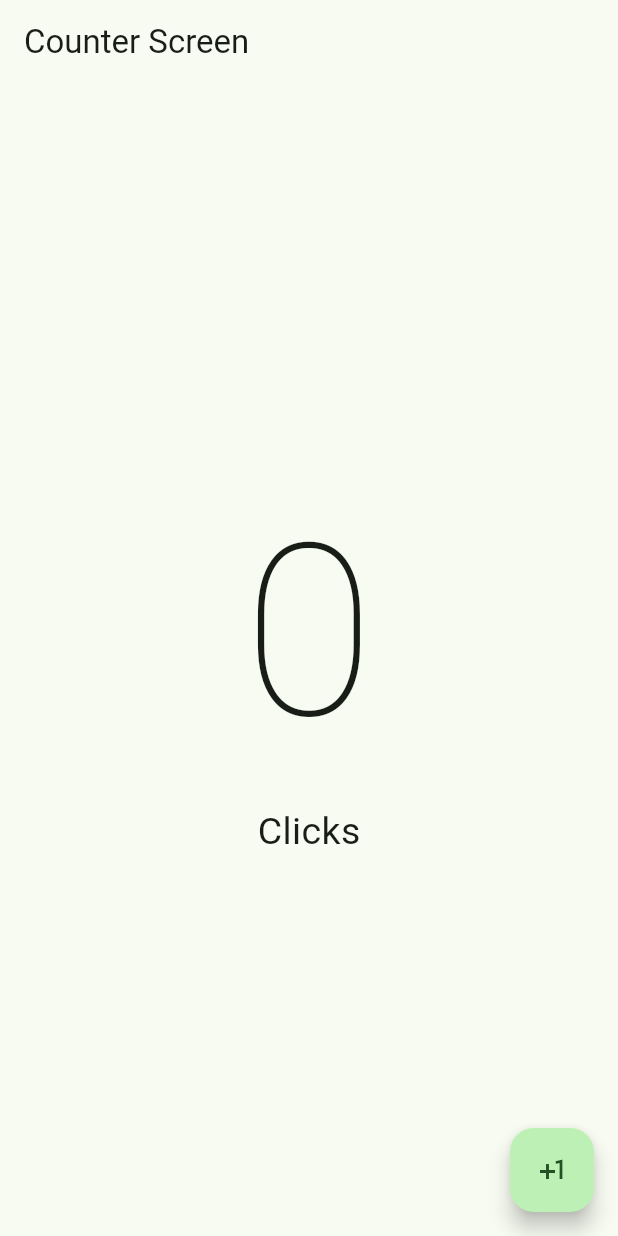
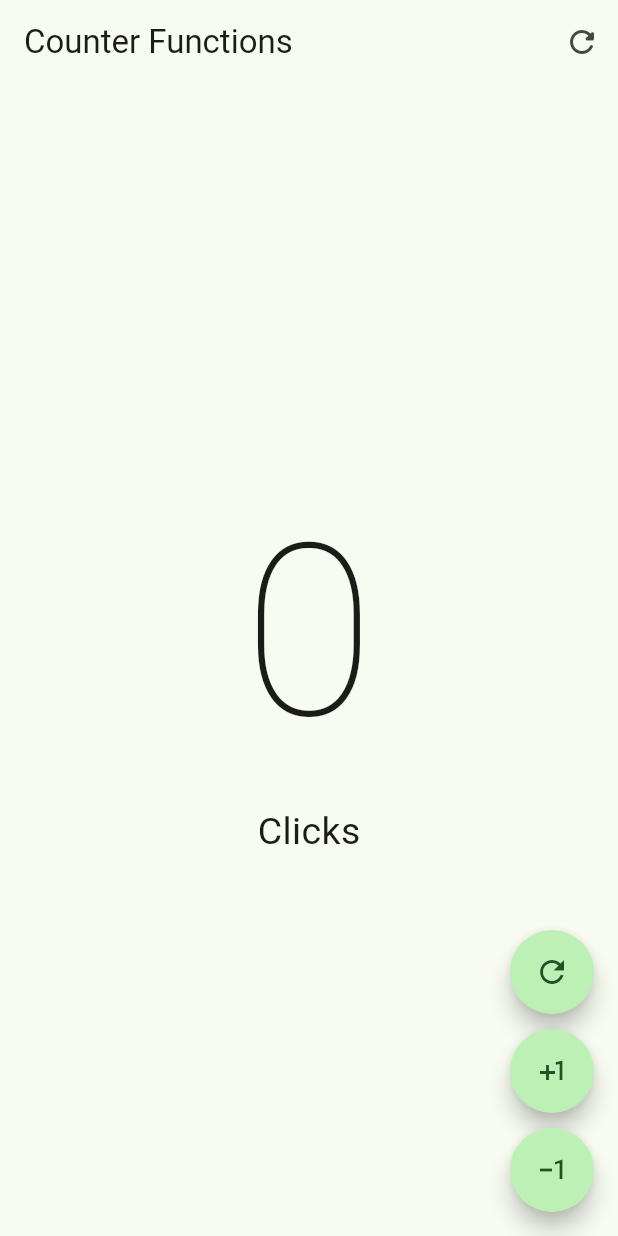
Before and after one commit to SergioBGISC99/hello_world_app, a Flutter app: the screen it shows after launch, on a phone screen of 412 x 824 dp. Run offline on Flutter 3.47's test engine with Material 2 defaults, Android fonts, the phone set to English and light mode, and no system bars.

Commit message:
botones redondeados

```diff
--- a/lib/main.dart
+++ b/lib/main.dart
@@ -1,5 +1,6 @@
 import 'package:flutter/material.dart';
-import 'package:hello_world_app/presentation/screens/counter/counter_screen.dart';
+import 'package:hello_world_app/presentation/screens/counter/counter_functions_screen.dart';
+//import 'package:hello_world_app/presentation/screens/counter/counter_screen.dart';
 
 void main() {
   runApp(const MyApp());
@@ -13,6 +14,6 @@ class MyApp extends StatelessWidget {
     return MaterialApp(
         debugShowCheckedModeBanner: false,
         theme: ThemeData(useMaterial3: true, colorSchemeSeed: Colors.green),
-        home: const CounterScreen());
+        home: const CounterFunctionsScreen());
   }
 }
--- a/lib/presentation/screens/counter/counter_functions_screen.dart
+++ b/lib/presentation/screens/counter/counter_functions_screen.dart
@@ -0,0 +1,83 @@
+import 'package:flutter/material.dart';
+
+class CounterFunctionsScreen extends StatefulWidget {
+  const CounterFunctionsScreen({super.key});
+
+  @override
+  State<CounterFunctionsScreen> createState() => _CounterFunctionsScreenState();
+}
+
+class _CounterFunctionsScreenState extends State<CounterFunctionsScreen> {
+  int clickCount = 0;
+
+  @override
+  Widget build(BuildContext context) {
+    return Scaffold(
+      appBar: AppBar(
+        title: const Text("Counter Functions"),
+        actions: [
+          IconButton(
+            icon: const Icon(Icons.refresh_rounded),
+            onPressed: () {
+              setState(() {
+                clickCount = 0;
+              });
+            },
+          )
+        ],
+      ),
+      body: Center(
+          child: Column(
+        mainAxisAlignment: MainAxisAlignment.center,
+        children: [
+          Text(
+            '$clickCount',
+            style: const TextStyle(fontSize: 160, fontWeight: FontWeight.w100),
+          ),
+          Text(
+            'Click${clickCount == 1 ? '' : 's'}',
+            style: const TextStyle(fontSize: 25),
+          )
+        ],
+      )),
+      floatingActionButton: Column(
+        mainAxisAlignment: MainAxisAlignment.end,
+        children: [
+          FloatingActionButton(
+            shape: const StadiumBorder(),
+            onPressed: () {
+              setState(() {
+                clickCount = 0;
+              });
+            },
+            child: const Icon(Icons.refresh),
+          ),
+          const SizedBox(
+            height: 10,
+          ),
+          FloatingActionButton(
+            shape: const StadiumBorder(),
+            onPressed: () {
+              setState(() {
+                clickCount++;
+              });
+            },
+            child: const Icon(Icons.plus_one),
+          ),
+          const SizedBox(
+            height: 10,
+          ),
+          FloatingActionButton(
+            shape: const StadiumBorder(),
+            onPressed: () {
+              setState(() {
+                clickCount--;
+              });
+            },
+            child: const Icon(Icons.exposure_minus_1),
+          )
+        ],
+      ),
+    );
+  }
+}
```
